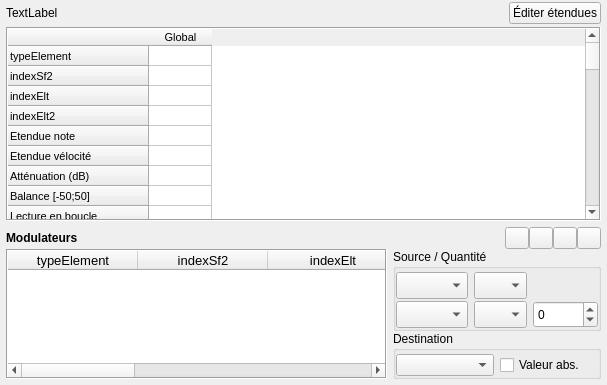
This is trunk/pages/page_inst.ui in davy7125/polyphone as Qt 5 draws it before an edit. The edited form follows.
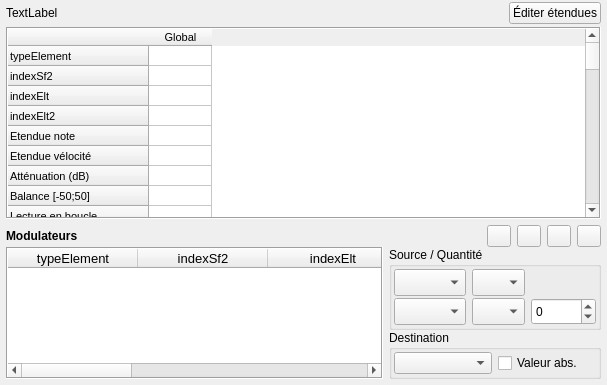
This is the edited form. Icons and pictures are not drawn. Custom widgets are drawn as their Qt base class.

Diff of the .ui file:
```diff
--- a/trunk/pages/page_inst.ui
+++ b/trunk/pages/page_inst.ui
@@ -526,6 +526,9 @@
           </item>
           <item row="0" column="1">
            <layout class="QHBoxLayout" name="horizontalLayout_2">
+            <property name="spacing">
+             <number>6</number>
+            </property>
             <item>
              <spacer name="horizontalSpacer">
               <property name="orientation">
@@ -780,16 +783,16 @@
             </property>
             <layout class="QGridLayout" name="gridLayout_3">
              <property name="leftMargin">
-              <number>0</number>
+              <number>2</number>
              </property>
              <property name="topMargin">
-              <number>3</number>
+              <number>2</number>
              </property>
              <property name="rightMargin">
-              <number>0</number>
+              <number>2</number>
              </property>
              <property name="bottomMargin">
-              <number>0</number>
+              <number>2</number>
              </property>
              <property name="horizontalSpacing">
               <number>6</number>
@@ -932,16 +935,16 @@
             </property>
             <layout class="QGridLayout" name="gridLayout">
              <property name="leftMargin">
-              <number>0</number>
+              <number>2</number>
              </property>
              <property name="topMargin">
-              <number>3</number>
+              <number>2</number>
              </property>
              <property name="rightMargin">
-              <number>0</number>
+              <number>2</number>
              </property>
              <property name="bottomMargin">
-              <number>0</number>
+              <number>2</number>
              </property>
              <property name="verticalSpacing">
               <number>2</number>
```
